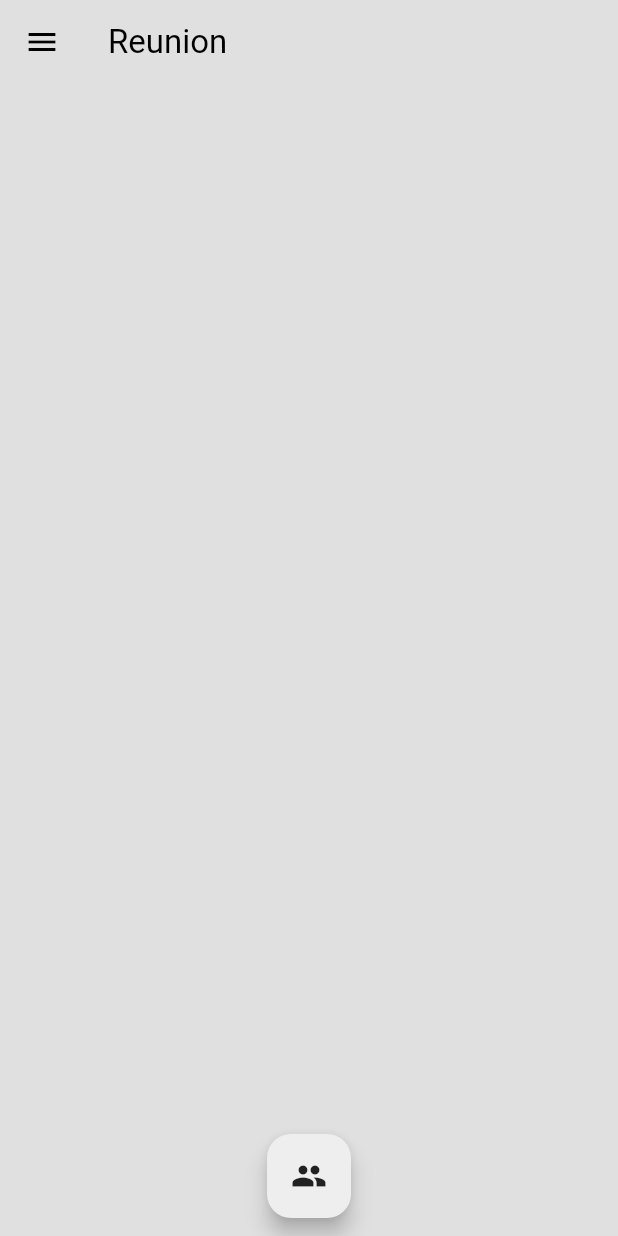
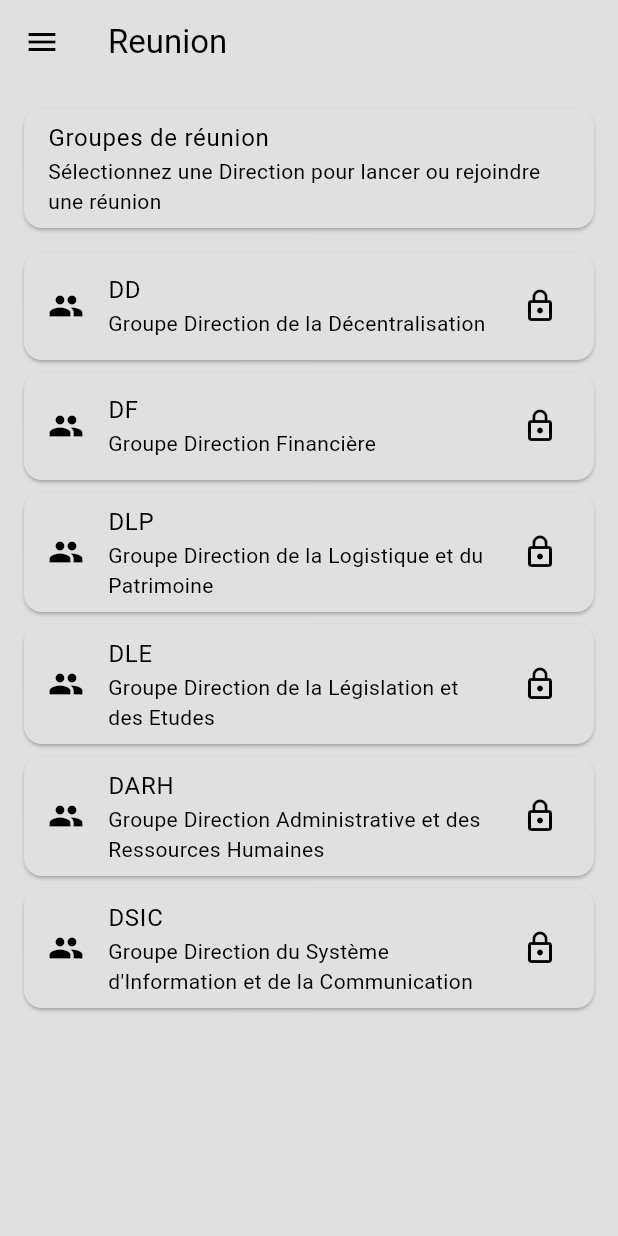
Before and after one commit to Daris02/social-app-ui, a Flutter app: the Reunion screen opened by its route, on a phone screen of 412 x 824 dp. Run offline on Flutter 3.47's test engine with Material 3 defaults, Android fonts, the phone set to English and light mode, and no system bars; our stand-ins replace awesome_notifications, cached_network_image, chewie, dio, file_picker, flutter_dotenv and 8 more; missing offline and left inert: cached_video_player_plus, flutter_webrtc, local_notifier, video_player_media_kit, video_thumbnail; accounts and stored records are empty; network calls fail.

Commit message:
fix: update reunion view

```diff
--- a/lib/screens/reunion/reunion.dart
+++ b/lib/screens/reunion/reunion.dart
@@ -6,21 +6,53 @@ import 'package:social_app/providers/ws_provider.dart';
 import 'package:social_app/screens/reunion/group_call_screen.dart';
 import 'package:social_app/services/group_call_service.dart';
 import 'package:social_app/utils/main_drawer.dart';
+import 'package:social_app/models/enums/direction.dart';
+import 'package:social_app/models/enums/role.dart';
 
 class Reunion extends ConsumerStatefulWidget {
-  const Reunion({ super.key });
+  const Reunion({super.key});
 
   @override
   ConsumerState createState() => _ReunionState();
 }
 
 class _ReunionState extends ConsumerState<Reunion> {
+  void startGroupCall() {
+    final user = ref.read(userProvider);
+    if (user == null) return;
+    final dir = user.direction;
+    if (dir == null) {
+      ScaffoldMessenger.of(context).showSnackBar(
+        const SnackBar(content: Text('Votre direction est inconnue')),
+      );
+      return;
+    }
+    _attemptStartGroupCall(dir);
+  }
 
-  void startGroupCall() {
+  void _attemptStartGroupCall(Direction dir) {
+    final user = ref.read(userProvider);
+    if (user == null) return;
+
+    final allowed =
+        user.role == Role.MANAGER ||
+        user.role == Role.ADMIN ||
+        user.direction == dir;
+    if (!allowed) {
+      ScaffoldMessenger.of(context).showSnackBar(
+        SnackBar(
+          content: Text(
+            'Accès refusé : vous n\'êtes pas autorisé à rejoindre cette réunion',
+          ),
+          backgroundColor: Colors.red,
+        ),
+      );
+      return;
+    }
+
     final socket = ref.read(webSocketServiceProvider);
-    final user = ref.read(userProvider)!;
     final selfUserId = user.id;
-    final roomId = 'group-${user.direction?.name}';
+    final roomId = 'group-${dir.name}';
 
     final roomService = GroupCallRoomService(
       socket: socket,
@@ -36,20 +68,61 @@ class _ReunionState extends ConsumerState<Reunion> {
 
   @override
   Widget build(BuildContext context) {
-    final colorScheme = Theme.of(context).colorScheme;
     return Scaffold(
-      appBar: AppBar(
-        title: Text('Reunion'),
-      ),
+      appBar: AppBar(title: Text('Reunion')),
       drawer: isDesktop(context) ? null : MainDrawer(),
       body: Center(
-        child: Text(''),
+        child: Container(
+          constraints: const BoxConstraints(maxWidth: 700),
+          child: Padding(
+            padding: const EdgeInsets.all(12.0),
+            child: Column(
+              crossAxisAlignment: CrossAxisAlignment.stretch,
+              children: [
+                Card(
+                  child: ListTile(
+                    title: const Text('Groupes de réunion'),
+                    subtitle: const Text(
+                      'Sélectionnez une Direction pour lancer ou rejoindre une réunion',
+                    ),
+                  ),
+                ),
+                const SizedBox(height: 8),
+                // list of directions
+                ...Direction.values.map((d) {
+                  final user = ref.watch(userProvider);
+                  final canJoin =
+                      user != null &&
+                      (user.role == Role.MANAGER ||
+                          user.role == Role.ADMIN ||
+                          user.direction == d);
+                  return Card(
+                    child: ListTile(
+                      leading: const Icon(Icons.group),
+                      title: Text(d.name),
+                      subtitle: Text('Groupe ${d.description}'),
+                      trailing: canJoin
+                          ? const Icon(Icons.video_call)
+                          : const Icon(Icons.lock_outline),
+                      onTap: canJoin
+                          ? () => _attemptStartGroupCall(d)
+                          : () {
+                              ScaffoldMessenger.of(context).showSnackBar(
+                                const SnackBar(
+                                  content: Text(
+                                    'Accès refusé : vous ne pouvez pas rejoindre ce groupe',
+                                  ),
+                                ),
+                              );
+                            },
+                    ),
+                  );
+                }),
+              ],
+            ),
+          ),
+        ),
       ),
-      floatingActionButton: FloatingActionButton(
-              onPressed: startGroupCall,
-              child: Icon(Icons.group, color: colorScheme.inversePrimary),
-            ),
-      floatingActionButtonLocation: FloatingActionButtonLocation.miniCenterFloat,
     );
   }
 }
```
